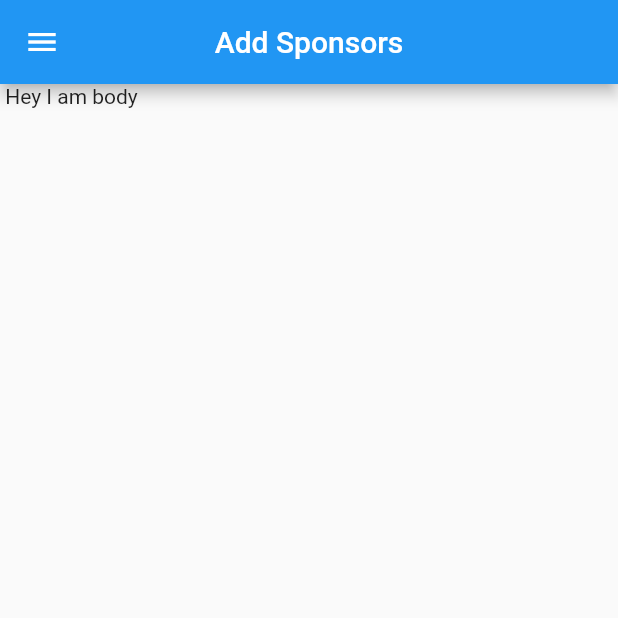
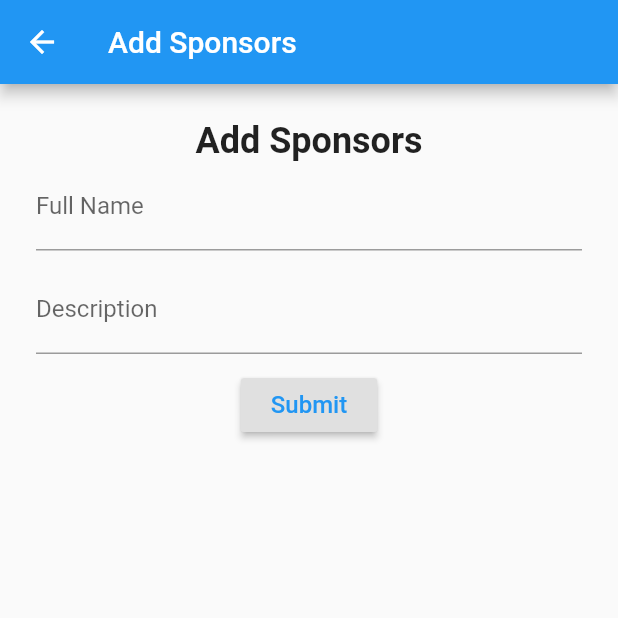
Before and after one commit to Antonioisrooted/scholarship_app, a Flutter app: the AddSponsors screen opened directly, on a phone screen of 412 x 824 dp, the top half of it. Run offline on Flutter 3.47's test engine with Material 2 defaults, Android fonts, the phone set to English and light mode, and no system bars; accounts and stored records are empty.

Commit message:
adding sponsership information

```diff
--- a/lib/add_sponsors.dart
+++ b/lib/add_sponsors.dart
@@ -1,18 +1,115 @@
 import 'package:flutter/material.dart';
 import 'package:scholarship_app/my_drawer.dart';
 
-class AddSponsors extends StatelessWidget {
+// class AddSponsors extends StatelessWidget {
+//   @override
+//   Widget build(BuildContext context) {
+//     return new Scaffold
+//       (
+//       drawer: new DrawerCodeOnly(),
+//       appBar: new AppBar
+//         (
+//         title: new Text(' Add Sponsors '),
+//         centerTitle: true,
+//       ),
+//       body: new Text(' Hey I am body '),
+//     );
+//   }
+// }
+class AddSponsors extends StatefulWidget {
+  @override
+  _AddSponsorsState createState() => _AddSponsorsState();
+}
+
+class _AddSponsorsState extends State<AddSponsors> {
+
+  String _fullName;
+  String _description;
+
+
+  final GlobalKey<FormState> _formKey = GlobalKey<FormState>();
+
+  Widget _buildFullName(){
+    return TextFormField(
+      decoration: InputDecoration(labelText: 'Full Name'),
+      validator: (String value) {
+        if (value.isEmpty) {
+          return 'Name is required';
+        }
+
+        return null;
+      },
+      onSaved: (String value){
+        _fullName = value;
+      },
+    );
+  }
+
+  Widget _buildDescription(){
+    return TextFormField(
+      decoration: InputDecoration(labelText: 'Description'),
+      validator: (String value) {
+        if (value.isEmpty) {
+          return 'Postal Address is required';
+        }
+
+        return null;
+      },
+      onSaved: (String value){
+        _description = value;
+      },
+    );
+  }
+
   @override
   Widget build(BuildContext context) {
-    return new Scaffold
-      (
-      drawer: new DrawerCodeOnly(),
-      appBar: new AppBar
-        (
-        title: new Text(' Add Sponsors '),
-        centerTitle: true,
+    return Scaffold(
+      appBar: AppBar(title: Text("Add Sponsors")),
+      body: Container(
+        margin: EdgeInsets.all(24),
+        child: Form(
+          key: _formKey,
+          child: SingleChildScrollView(
+            child:Column(
+              mainAxisAlignment: MainAxisAlignment.center,
+              children: <Widget>[
+                Text(' Add Sponsors ',
+                  style: TextStyle(
+                    color: Colors.black87,
+                    fontSize: 24.0,
+                    fontWeight: FontWeight.w600,
+                  ),
+                ),
+                _buildFullName(),
+                SizedBox(height: 10),
+                _buildDescription(),
+                SizedBox(height: 10),
+
+                RaisedButton(
+                  child: Text(
+                    ' Submit ',
+                    style: TextStyle(
+                        color: Colors.blue,
+                        fontSize: 16
+                    ),
+                  ),
+                  onPressed: () {
+                    if (!_formKey.currentState.validate()){
+                      return;
+                    }
+
+                    _formKey.currentState.save();
+
+                    print(_fullName);
+                    print(_description);
+
+                  },
+                )
+              ],
+            ),
+          ),
+        ),
       ),
-      body: new Text(' Hey I am body '),
     );
   }
 }
```
